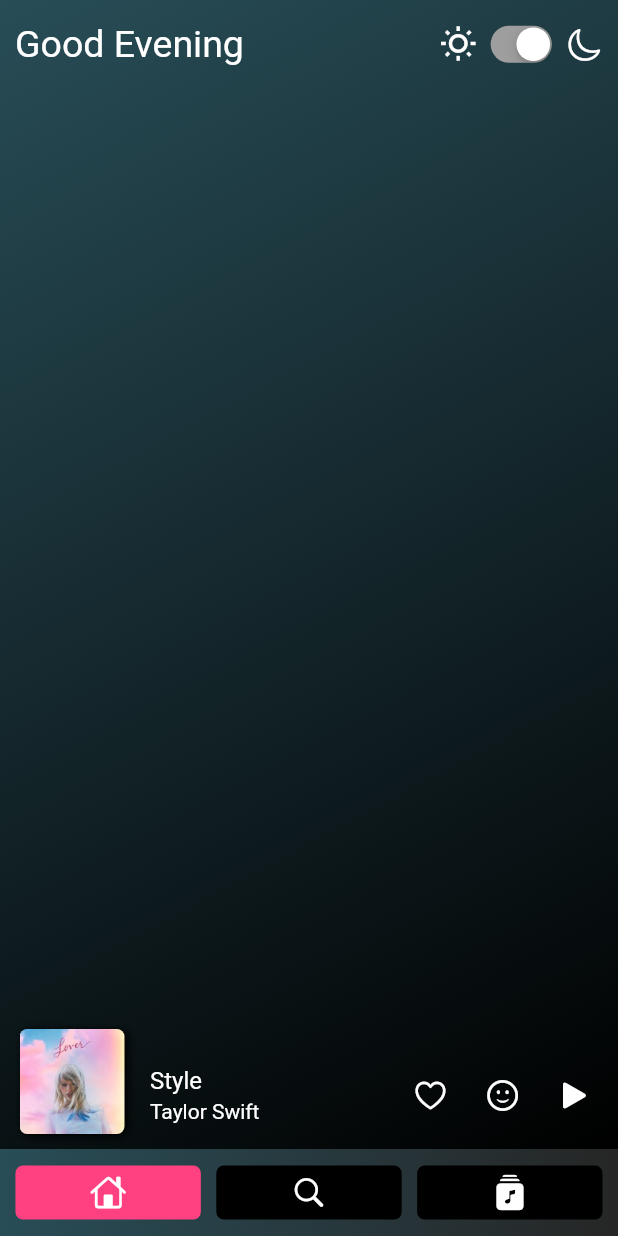
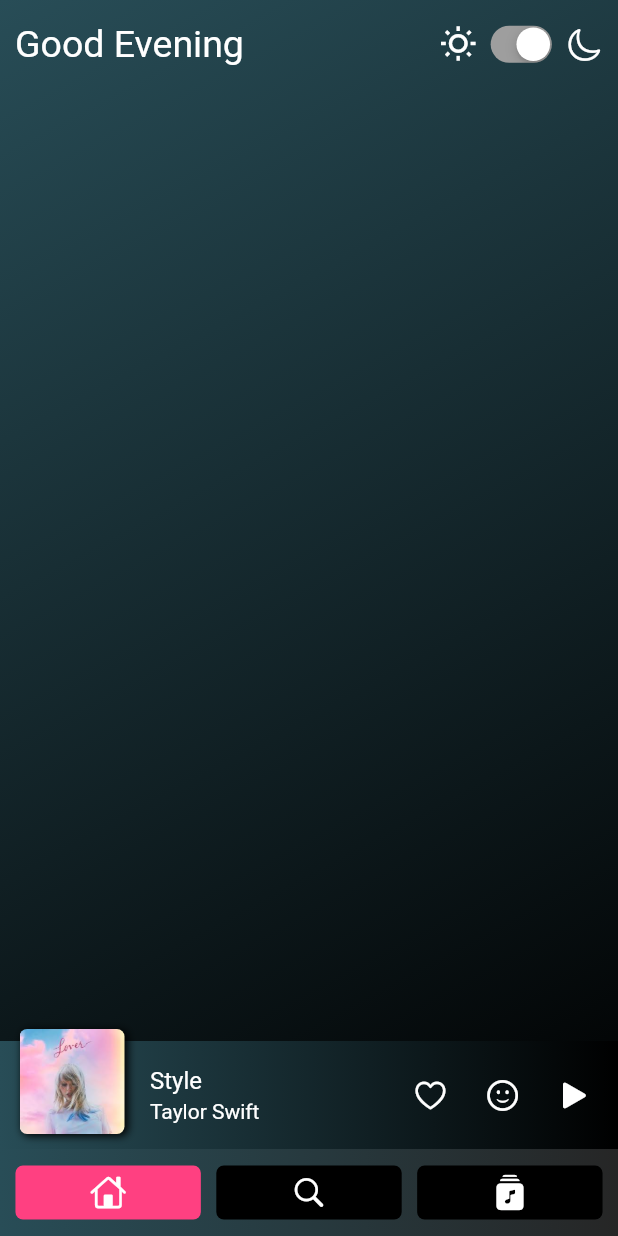
Before and after one commit to cgarg4923/emotion_music_app, a Flutter app: the screen it shows after launch, on a phone screen of 412 x 824 dp. Run offline on Flutter 3.47's test engine with Material 2 defaults, Android fonts, the phone set to English and light mode, and no system bars.

Commit message:
Player updated

```diff
--- a/emotion_app/lib/main.dart
+++ b/emotion_app/lib/main.dart
@@ -104,16 +104,29 @@ class _MyAppState extends State<MyApp> {
                   clipBehavior: Clip.none,
                   children: [
                     ListTileTheme(
-                      tileColor: Color(0xFF274A53),
+                      //tileColor: Color(0xFF274A53),
                       contentPadding: EdgeInsets.only(left: 100, right: 5),
+                      child: Container(
+                        decoration: BoxDecoration(
+                          gradient: LinearGradient(
+                            colors: [
+                              i ? Colors.white : Color(0xFF284D57),
+                              i ? Colors.white : Colors.black,
+                            ],
+                            begin: Alignment.centerLeft,
+                            end: Alignment.centerRight,
+                          ),
+                        ),
                         child: ListTile(
                           title: Text(
                             'Style',
-                          style: TextStyle(color: Colors.white),
+                            style: TextStyle(
+                                color: i ? Colors.black : Colors.white),
                           ),
                           subtitle: Text(
                             'Taylor Swift',
-                          style: TextStyle(color: Colors.white),
+                            style: TextStyle(
+                                color: i ? Colors.black : Colors.white),
                           ),
                           trailing: Wrap(
                             spacing: 0, // space between two icons
@@ -123,21 +136,17 @@ class _MyAppState extends State<MyApp> {
                                     CupertinoIcons.suit_heart,
                                   ),
                                   onPressed: () {},
-                              color: Colors.white,
-                            ),
+                                  color: i ? Colors.black : Colors.white),
                               IconButton(
-                                icon: Icon(
-                                  CupertinoIcons.smiley,
-                                  color: Colors.white,
-                                ),
+                                  icon: Icon(CupertinoIcons.smiley,
+                                      color: i ? Colors.black : Colors.white),
                                   onPressed: () {}),
                               IconButton(
-                                icon: Icon(
-                                  CupertinoIcons.play_fill,
-                                  color: Colors.white,
-                                ),
+                                  icon: Icon(CupertinoIcons.play_fill,
+                                      color: i ? Colors.black : Colors.white),
                                   onPressed: () {}),
                             ],
+                          ),
                         ),
                       ),
                     ),
```
Lines whose indentation alone changed are shown as unchanged.
